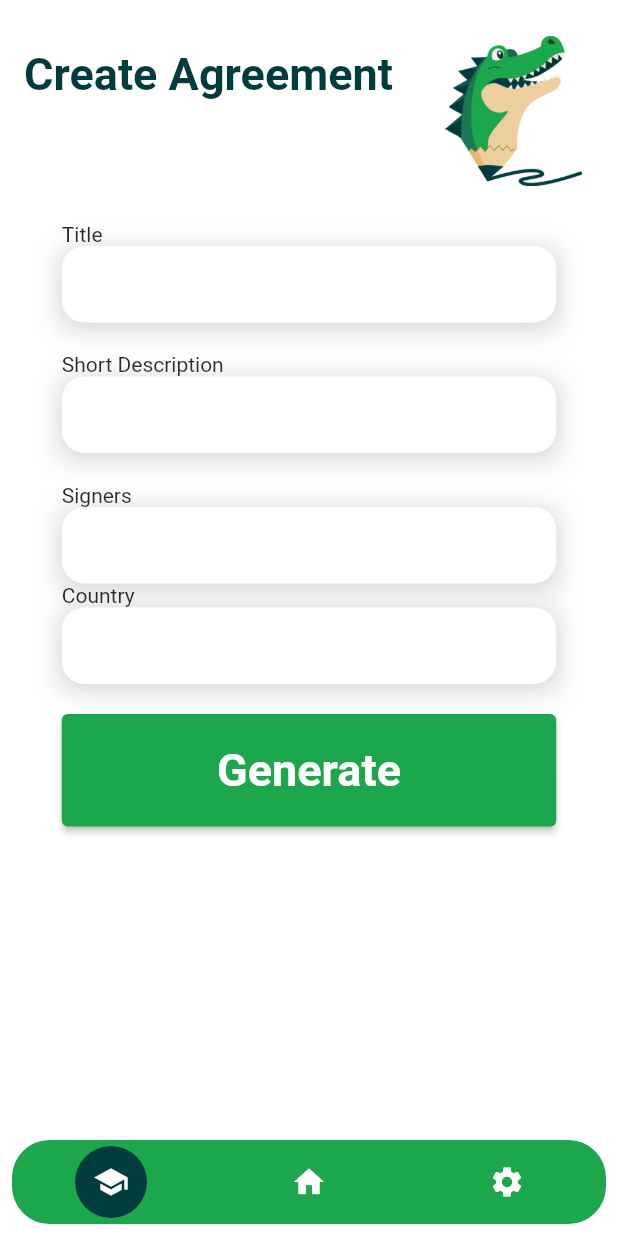
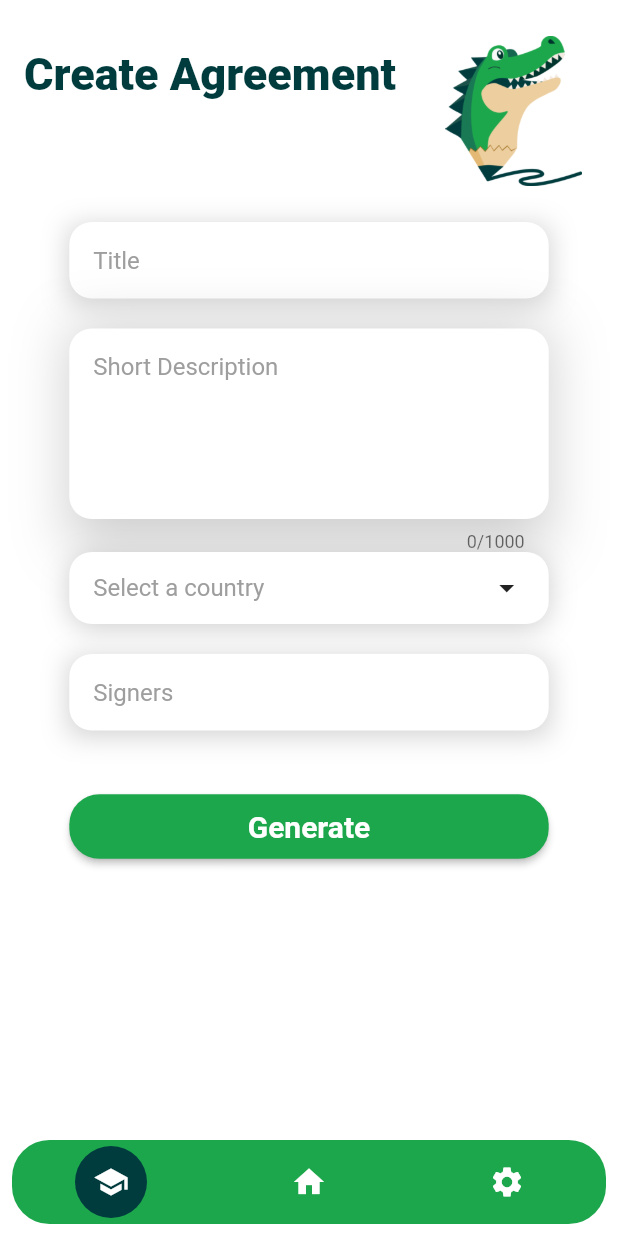
Before and after one commit to MrHup/CrocoSign, a Flutter app: the CreateScreen screen opened by its route, on a phone screen of 412 x 824 dp. Run offline on Flutter 3.47's test engine with Material 2 defaults, Android fonts, the phone set to English and light mode, and no system bars; drawn by our look-alikes of flutter_snake_navigationbar; our stand-ins replace country_picker, flutter_dotenv, im_stepper, lottie, printing; missing offline and left inert: flutter_to_pdf.

Commit message:
Change design of create page

```diff
--- a/lib/screens/screen_agreements.dart
+++ b/lib/screens/screen_agreements.dart
@@ -35,7 +35,7 @@ class AgreementScreen extends StatelessWidget {
         ]),
         floatingActionButton: FloatingActionButton(
           onPressed: () {
-            Navigator.pushNamed(context, '/create'); // /create
+            Navigator.pushNamed(context, '/create');
           },
           backgroundColor: Colors.green,
           child: const Icon(Icons.add),
--- a/lib/screens/screen_create.dart
+++ b/lib/screens/screen_create.dart
@@ -2,6 +2,7 @@ import 'package:crocosign/static/generate_document.dart';
 import 'package:crocosign/static/globals.dart';
 import 'package:crocosign/static/input_agreement.dart';
 import 'package:crocosign/widgets/bottom_nav_bar.dart';
+import 'package:crocosign/widgets/country_picker.dart';
 import 'package:crocosign/widgets/logo_banner.dart';
 import 'package:crocosign/widgets/long_input_field.dart';
 import 'package:crocosign/widgets/short_input_field.dart';
@@ -29,15 +30,16 @@ class CreateScreen extends StatelessWidget {
                 Expanded(
                   flex: 8,
                   child: ListView(
+                    padding: const EdgeInsets.symmetric(horizontal: 5),
                     children: [
-                      ShortInputField(titleController),
+                      ShortInputField(titleController, hint: "Title"),
                       const SizedBox(height: 20),
                       LongInputField(descriptionController,
-                          title: "Short Description"),
+                          hint: "Short Description"),
+                      CountryPickerWidget(countryController),
                       const SizedBox(height: 20),
-                      ShortInputField(signersController, title: "Signers"),
-                      ShortInputField(countryController, title: "Country"),
-                      // generate button
+                      ShortInputField(signersController, hint: "Signers"),
+                      const SizedBox(height: 20),
                       const SizedBox(height: 20),
                       ElevatedButton(
                         onPressed: () async {
@@ -50,14 +52,20 @@ class CreateScreen extends StatelessWidget {
                               topic: descriptionController.text,
                               signers: signers,
                               country: countryController.text);
+
+                          Navigator.pushNamedAndRemoveUntil(
+                              context, '/loading', (route) => false);
                           await generatePdfContent(inputAgreement);
                         },
                         style: ElevatedButton.styleFrom(
                           backgroundColor: Globals.primaryColor,
                           padding: const EdgeInsets.symmetric(
-                              horizontal: 50, vertical: 20),
+                              horizontal: 20, vertical: 10),
                           textStyle: const TextStyle(
-                              fontSize: 30, fontWeight: FontWeight.bold),
+                              fontSize: 20, fontWeight: FontWeight.bold),
+                          shape: RoundedRectangleBorder(
+                            borderRadius: BorderRadius.circular(20),
+                          ),
                         ),
                         child: const Text("Generate"),
                       ),
--- a/lib/screens/screen_login.dart
+++ b/lib/screens/screen_login.dart
@@ -1,4 +1,3 @@
-import 'package:crocosign/static/globals.dart';
 import 'package:flutter/material.dart';
 
 // ignore: must_be_immutable
@@ -51,7 +50,7 @@ class LoginScreen extends StatelessWidget {
     }
 
     return Scaffold(
-      backgroundColor: Globals.backgroundColor,
+      backgroundColor: Colors.white,
       body: Row(
         children: [
           Expanded(flex: 1, child: Container()),
--- a/lib/static/globals.dart
+++ b/lib/static/globals.dart
@@ -17,4 +17,5 @@ class Globals {
   );
 
   static ExportDelegate exportDelegate = ExportDelegate(options: options);
+  static BuildContext? context;
 }
--- /dev/null
+++ b/lib/widgets/country_picker.dart
@@ -0,0 +1,85 @@
+import 'package:country_picker/country_picker.dart';
+import 'package:flutter/material.dart';
+
+// ignore: must_be_immutable
+class CountryPickerWidget extends StatefulWidget {
+  CountryPickerWidget(this.controller, {super.key});
+  TextEditingController controller;
+
+  @override
+  State<CountryPickerWidget> createState() => _CountryPickerWidgetState();
+}
+
+class _CountryPickerWidgetState extends State<CountryPickerWidget> {
+  void getCountry() {
+    showCountryPicker(
+      context: context,
+      onSelect: (Country country) {
+        setState(() {
+          widget.controller.text = country.displayNameNoCountryCode;
+        });
+      },
+      countryListTheme: CountryListThemeData(
+        borderRadius: const BorderRadius.only(
+          topLeft: Radius.circular(40.0),
+          topRight: Radius.circular(40.0),
+        ),
+        inputDecoration: InputDecoration(
+          labelText: 'Search',
+          hintText: 'Start typing to search',
+          prefixIcon: const Icon(Icons.search),
+          border: OutlineInputBorder(
+            borderSide: BorderSide(
+              color: const Color(0xFF8C98A8).withOpacity(0.2),
+            ),
+          ),
+        ),
+        // Optional. Styles the text in the search field
+        searchTextStyle: const TextStyle(
+          color: Colors.blue,
+          fontSize: 18,
+        ),
+      ),
+    );
+  }
+
+  @override
+  Widget build(BuildContext context) {
+    return GestureDetector(
+      onTap: getCountry,
+      child: Container(
+        padding: const EdgeInsets.symmetric(vertical: 12.0, horizontal: 16.0),
+        decoration: BoxDecoration(
+          color: Colors.white,
+          borderRadius: BorderRadius.circular(15.0),
+          boxShadow: [
+            BoxShadow(
+              color: Colors.grey.withOpacity(0.5),
+              blurRadius: 15,
+              offset: const Offset(0, 3),
+            ),
+          ],
+        ),
+        child: Row(
+          children: [
+            Expanded(
+              child: Text(
+                widget.controller.text.isNotEmpty
+                    ? widget.controller.text
+                    : 'Select a country',
+                style: TextStyle(
+                  color: widget.controller.text.isNotEmpty
+                      ? Colors.black
+                      : Colors.grey,
+                  fontSize: 16.0,
+                ),
+              ),
+            ),
+            const SizedBox(width: 8.0),
+            Icon(Icons.arrow_drop_down),
+          ],
+        ),
+      ),
+    );
+  }
+}
--- a/lib/widgets/logo_banner.dart
+++ b/lib/widgets/logo_banner.dart
@@ -19,7 +19,7 @@ class LogoBanner extends StatelessWidget {
             child: Text(title,
                 style: TextStyle(
                     fontSize: 30,
-                    fontWeight: FontWeight.bold,
+                    fontWeight: FontWeight.w900,
                     color: Globals.secondaryColor)),
           ),
           const Padding(
--- a/lib/widgets/long_input_field.dart
+++ b/lib/widgets/long_input_field.dart
@@ -1,30 +1,29 @@
 import 'package:flutter/material.dart';
 
 class LongInputField extends StatelessWidget {
-  const LongInputField(this.controller,
-      {this.title = "Title", this.hint = "", super.key});
+  const LongInputField(this.controller, {this.hint = "", super.key});
 
   final TextEditingController controller;
-  final String title, hint;
+  final String hint;
 
   @override
   Widget build(BuildContext context) {
-    return Column(
-      crossAxisAlignment: CrossAxisAlignment.start,
-      children: [
-        Text(title, textAlign: TextAlign.left),
-        Container(
+    return Container(
       decoration: BoxDecoration(
         boxShadow: [
           BoxShadow(
             color: Colors.grey.withOpacity(0.5),
-                blurRadius: 15,
-                offset: const Offset(0, 3),
+            blurRadius: 30,
+            offset: const Offset(0, -2),
           ),
         ],
       ),
       child: TextField(
+        minLines: 5,
+        maxLength: 1000,
         controller: controller,
+        maxLines: null,
+        keyboardType: TextInputType.multiline,
         decoration: InputDecoration(
           filled: true,
           fillColor: Colors.white,
@@ -37,8 +36,6 @@ class LongInputField extends StatelessWidget {
           hintStyle: const TextStyle(color: Colors.grey),
         ),
       ),
-        ),
-      ],
     );
   }
 }
--- a/lib/widgets/short_input_field.dart
+++ b/lib/widgets/short_input_field.dart
@@ -1,19 +1,14 @@
 import 'package:flutter/material.dart';
 
 class ShortInputField extends StatelessWidget {
-  const ShortInputField(this.controller,
-      {this.title = "Title", this.hint = "", super.key});
+  const ShortInputField(this.controller, {this.hint = "", super.key});
 
   final TextEditingController controller;
-  final String title, hint;
+  final String hint;
 
   @override
   Widget build(BuildContext context) {
-    return Column(
-      crossAxisAlignment: CrossAxisAlignment.start,
-      children: [
-        Text(title, textAlign: TextAlign.left),
-        Container(
+    return Container(
       decoration: BoxDecoration(
         boxShadow: [
           BoxShadow(
@@ -37,8 +32,6 @@ class ShortInputField extends StatelessWidget {
           hintStyle: const TextStyle(color: Colors.grey),
         ),
       ),
-        ),
-      ],
     );
   }
 }
--- a/pubspec.yaml
+++ b/pubspec.yaml
@@ -19,6 +19,8 @@ dependencies:
   flutter_snake_navigationbar: ^0.6.1
   flutter_dotenv: ^5.1.0
 
+  country_picker: ^2.0.21
+
 
 dev_dependencies:
   flutter_test:
```
Also changed, not shown: lib/screens/screen_loading.dart (+10 -3 lines), lib/static/generate_document.dart (+17 -17 lines), lib/widgets/changing_text.dart (added, +48 -0 lines), lib/static/router.dart (added), pubspec.lock. Lines whose indentation alone changed are shown as unchanged.
